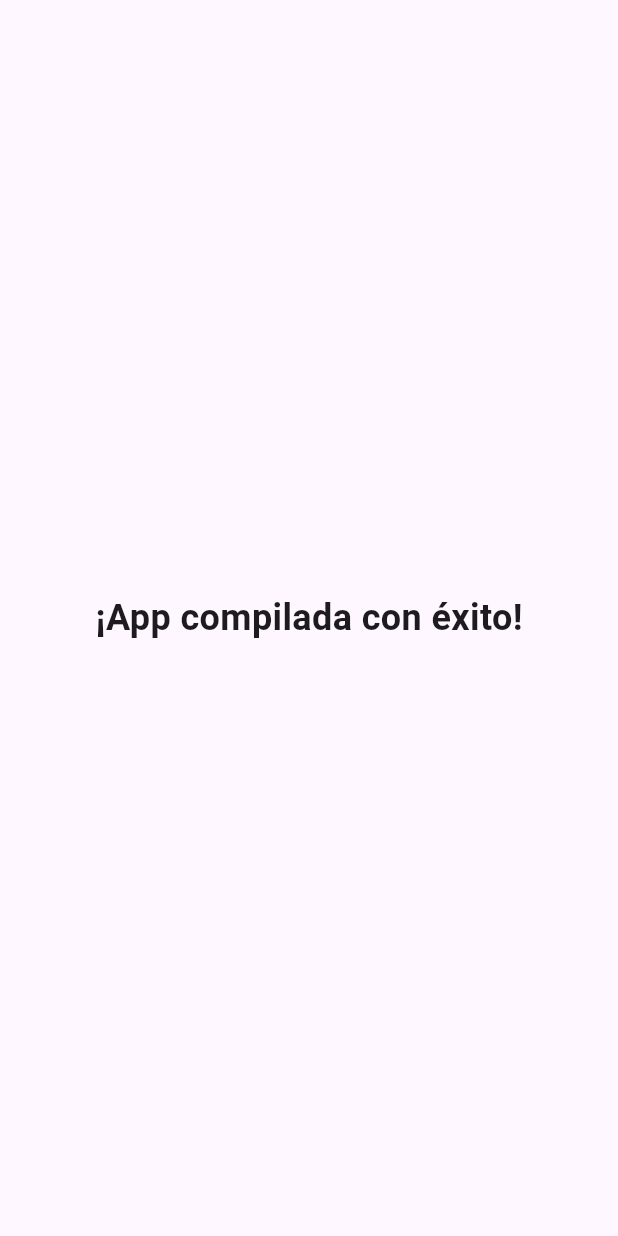
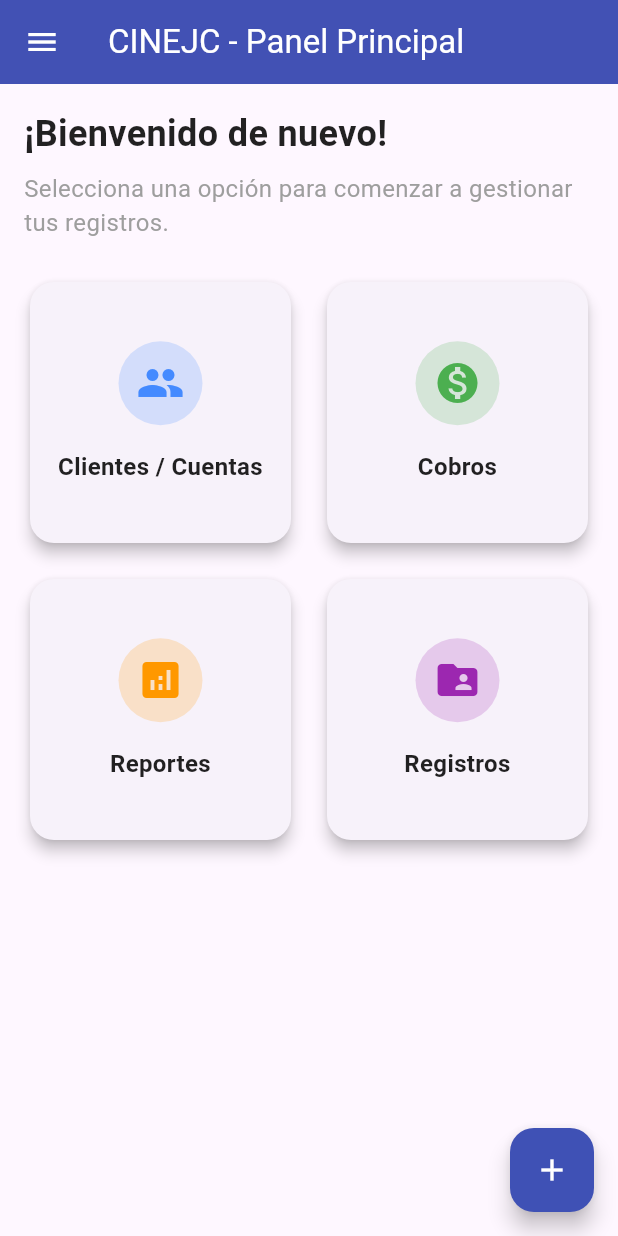
Before and after one commit to cobranzascobranzas1-gif/CINEJC-app, a Flutter app: the screen it shows after launch, on a phone screen of 412 x 824 dp. Run offline on Flutter 3.47's test engine with Material 3 defaults, Android fonts, the phone set to English and light mode, and no system bars.

Commit message:
Update main.dart

```diff
--- a/lib/main.dart
+++ b/lib/main.dart
@@ -16,11 +16,155 @@ class MyApp extends StatelessWidget {
         primarySwatch: Colors.indigo,
         useMaterial3: true,
       ),
-      home: const Scaffold(
-        body: Center(
-          child: Text(
-            '¡App compilada con éxito!',
-            style: TextStyle(fontSize: 24, fontWeight: FontWeight.bold),
+      home: const HomeScreen(),
+    );
+  }
+}
+
+class HomeScreen extends StatelessWidget {
+  const HomeScreen({super.key});
+
+  @override
+  Widget build(BuildContext context) {
+    return Scaffold(
+      appBar: AppBar(
+        title: const Text('CINEJC - Panel Principal'),
+        backgroundColor: Colors.indigo,
+        foregroundColor: Colors.white,
+        elevation: 2,
+      ),
+      drawer: Drawer(
+        child: ListView(
+          padding: EdgeInsets.zero,
+          children: [
+            const UserAccountsDrawerHeader(
+              accountName: Text('Usuario CINEJC'),
+              accountDescription: Text('sistema@cinejc.com'),
+              currentAccountPicture: CircleAvatar(
+                backgroundColor: Colors.white,
+                child: Text(
+                  'CJ',
+                  style: TextStyle(fontSize: 24.0, color: Colors.indigo),
+                ),
+              ),
+              decoration: BoxDecoration(color: Colors.indigo),
+            ),
+            ListTile(
+              leading: const Icon(Icons.home),
+              title: const Text('Inicio'),
+              onTap: () => Navigator.pop(context),
+            ),
+            ListTile(
+              leading: const Icon(Icons.settings),
+              title: const Text('Configuración'),
+              onTap: () => Navigator.pop(context),
+            ),
+          ],
+        ),
+      ),
+      body: Padding(
+        padding: const EdgeInsets.all(16.0),
+        child: Column(
+          crossAxisAlignment: CrossAxisAlignment.start,
+          children: [
+            const Text(
+              '¡Bienvenido de nuevo!',
+              style: TextStyle(
+                fontSize: 24,
+                fontWeight: FontWeight.bold,
+                color: Colors.black87,
+              ),
+            ),
+            const SizedBox(height: 8),
+            const Text(
+              'Selecciona una opción para comenzar a gestionar tus registros.',
+              style: TextStyle(fontSize: 16, color: Colors.grey),
+            ),
+            const SizedBox(height: 24),
+            Expanded(
+              child: GridView.count(
+                crossAxisCount: 2,
+                crossAxisSpacing: 16,
+                mainAxisSpacing: 16,
+                children: const [
+                  DashboardCard(
+                    icon: Icons.people,
+                    title: 'Clientes / Cuentas',
+                    color: Colors.blueAccent,
+                  ),
+                  DashboardCard(
+                    icon: Icons.monetization_on,
+                    title: 'Cobros',
+                    color: Colors.green,
+                  ),
+                  DashboardCard(
+                    icon: Icons.analytics,
+                    title: 'Reportes',
+                    color: Colors.orange,
+                  ),
+                  DashboardCard(
+                    icon: Icons.folder_shared,
+                    title: 'Registros',
+                    color: Colors.purple,
+                  ),
+                ],
+              ),
+            ),
+          ],
+        ),
+      ),
+      floatingActionButton: FloatingActionButton(
+        onPressed: () {
+          // Acción de agregar rápido
+        },
+        backgroundColor: Colors.indigo,
+        child: const Icon(Icons.add, color: Colors.white),
+      ),
+    );
+  }
+}
+
+class DashboardCard extends StatelessWidget {
+  final IconData icon;
+  final String title;
+  final Color color;
+
+  const DashboardCard({
+    super.key,
+    required this.icon,
+    required this.title,
+    required this.color,
+  });
+
+  @override
+  Widget build(BuildContext context) {
+    return Card(
+      elevation: 4,
+      shape: RoundedRectangleBorder(borderRadius: BorderRadius.circular(16)),
+      child: InkWell(
+        onTap: () {},
+        borderRadius: BorderRadius.circular(16),
+        child: Padding(
+          padding: const EdgeInsets.all(16.0),
+          child: Column(
+            mainAxisAlignment: MainAxisAlignment.center,
+            children: [
+              CircleAvatar(
+                radius: 28,
+                backgroundColor: color.withOpacity(0.2),
+                child: Icon(icon, size: 32, color: color),
+              ),
+              const SizedBox(height: 16),
+              Text(
+                title,
+                textAlign: TextAlign.center,
+                style: const TextStyle(
+                  fontSize: 16,
+                  fontWeight: FontWeight.bold,
+                  color: Colors.black87,
+                ),
+              ),
+            ],
           ),
         ),
       ),
```
